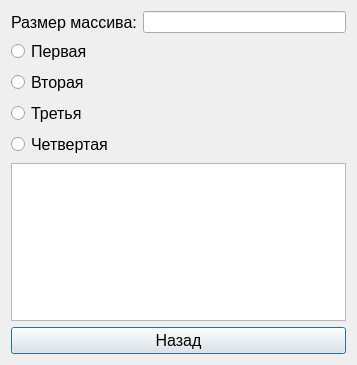
The window that arrays.ui (BatyrshinBPO-16-01/Lab1Interface) describes before a commit, drawn with Qt 5.
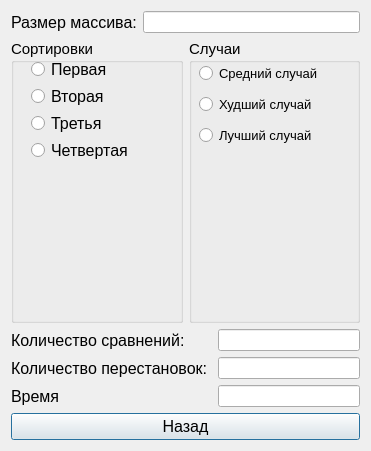
The same window after the commit.

The edit to the form file:
```diff
--- a/arrays.ui
+++ b/arrays.ui
@@ -6,26 +6,14 @@
    <rect>
     <x>0</x>
     <y>0</y>
-    <width>357</width>
-    <height>365</height>
+    <width>371</width>
+    <height>451</height>
    </rect>
   </property>
   <property name="windowTitle">
    <string>Dialog</string>
   </property>
-  <layout class="QGridLayout" name="gridLayout">
-   <item row="3" column="0">
-    <widget class="QPushButton" name="pushButton">
-     <property name="font">
-      <font>
-       <pointsize>12</pointsize>
-      </font>
-     </property>
-     <property name="text">
-      <string>Назад</string>
-     </property>
-    </widget>
-   </item>
+  <layout class="QGridLayout" name="gridLayout_2">
    <item row="0" column="0">
     <layout class="QHBoxLayout" name="horizontalLayout">
      <item>
@@ -46,7 +34,27 @@
     </layout>
    </item>
    <item row="1" column="0">
-    <layout class="QVBoxLayout" name="verticalLayout">
+    <layout class="QHBoxLayout" name="horizontalLayout_2">
+     <item>
+      <widget class="QGroupBox" name="groupBox">
+       <property name="font">
+        <font>
+         <pointsize>11</pointsize>
+        </font>
+       </property>
+       <property name="title">
+        <string>Сортировки</string>
+       </property>
+       <widget class="QWidget" name="">
+        <property name="geometry">
+         <rect>
+          <x>20</x>
+          <y>20</y>
+          <width>141</width>
+          <height>101</height>
+         </rect>
+        </property>
+        <layout class="QVBoxLayout" name="verticalLayout_3">
      <item>
       <widget class="QRadioButton" name="radioButton">
        <property name="font">
@@ -96,9 +104,131 @@
       </widget>
      </item>
     </layout>
-   </item>
+       </widget>
+      </widget>
+     </item>
+     <item>
+      <widget class="QGroupBox" name="groupBox_2">
+       <property name="font">
+        <font>
+         <pointsize>11</pointsize>
+        </font>
+       </property>
+       <property name="title">
+        <string>Случаи</string>
+       </property>
+       <widget class="QWidget" name="">
+        <property name="geometry">
+         <rect>
+          <x>10</x>
+          <y>20</y>
+          <width>161</width>
+          <height>91</height>
+         </rect>
+        </property>
+        <layout class="QVBoxLayout" name="verticalLayout_2">
+         <item>
+          <widget class="QRadioButton" name="radioButton_5">
+           <property name="font">
+            <font>
+             <pointsize>10</pointsize>
+            </font>
+           </property>
+           <property name="text">
+            <string>Средний случай</string>
+           </property>
+          </widget>
+         </item>
+         <item>
+          <widget class="QRadioButton" name="radioButton_7">
+           <property name="font">
+            <font>
+             <pointsize>10</pointsize>
+            </font>
+           </property>
+           <property name="text">
+            <string>Худший случай</string>
+           </property>
+          </widget>
+         </item>
+         <item>
+          <widget class="QRadioButton" name="radioButton_6">
+           <property name="font">
+            <font>
+             <pointsize>10</pointsize>
+            </font>
+           </property>
+           <property name="text">
+            <string>Лучший случай</string>
+           </property>
+          </widget>
+         </item>
+        </layout>
+       </widget>
+      </widget>
+     </item>
+    </layout>
+   </item>
    <item row="2" column="0">
-    <widget class="QTextBrowser" name="textBrowser"/>
+    <layout class="QGridLayout" name="gridLayout">
+     <item row="0" column="0" colspan="2">
+      <widget class="QLabel" name="label_2">
+       <property name="font">
+        <font>
+         <pointsize>12</pointsize>
+        </font>
+       </property>
+       <property name="text">
+        <string>Количество сравнений: </string>
+       </property>
+      </widget>
+     </item>
+     <item row="1" column="0" colspan="3">
+      <widget class="QLabel" name="label_3">
+       <property name="font">
+        <font>
+         <pointsize>12</pointsize>
+        </font>
+       </property>
+       <property name="text">
+        <string>Количество перестановок: </string>
+       </property>
+      </widget>
+     </item>
+     <item row="1" column="3">
+      <widget class="QLineEdit" name="SizeofArray_3"/>
+     </item>
+     <item row="2" column="0">
+      <widget class="QLabel" name="label_4">
+       <property name="font">
+        <font>
+         <pointsize>12</pointsize>
+        </font>
+       </property>
+       <property name="text">
+        <string>Время</string>
+       </property>
+      </widget>
+     </item>
+     <item row="2" column="3">
+      <widget class="QLineEdit" name="SizeofArray_4"/>
+     </item>
+     <item row="0" column="3">
+      <widget class="QLineEdit" name="SizeofArray_2"/>
+     </item>
+    </layout>
+   </item>
+   <item row="3" column="0">
+    <widget class="QPushButton" name="pushButton">
+     <property name="font">
+      <font>
+       <pointsize>12</pointsize>
+      </font>
+     </property>
+     <property name="text">
+      <string>Назад</string>
+     </property>
+    </widget>
    </item>
   </layout>
  </widget>
```
Lines whose indentation alone changed are shown as unchanged.
